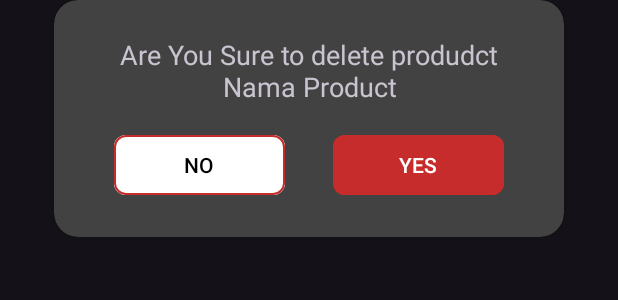
After one commit to RizkiPram/MovieApp, an Android app: the layout bottom_dialog.xml on its own in the app's theme, with its tools: preview values and no code run, on a phone screen of 412 x 824 dp. The commit adds this screen. Shown: the top 300 px of the screen. Run offline under Robolectric (Android 15) with nearby library versions, the phone set to English and light mode, and no system bars.

Commit message:
add logout dialog

```diff
--- a/app/src/main/java/com/example/movieapp/ui/MainActivity.kt
+++ b/app/src/main/java/com/example/movieapp/ui/MainActivity.kt
@@ -1,13 +1,20 @@
 package com.example.movieapp.ui
 
+import android.app.Dialog
 import android.content.Intent
 import android.os.Bundle
+import android.view.Gravity
 import android.view.View
+import android.view.ViewGroup
+import android.view.Window
+import android.view.WindowManager
+import android.widget.TextView
 import android.widget.Toast
 import androidx.activity.viewModels
 import androidx.appcompat.app.AppCompatActivity
 import androidx.lifecycle.ViewModelProvider
 import androidx.recyclerview.widget.LinearLayoutManager
+import com.example.movieapp.R
 import com.example.movieapp.adapter.NowPlayingAdapter
 import com.example.movieapp.adapter.UpcomingAdapter
 import com.example.movieapp.data.local.datastore.UserPreferences
@@ -19,6 +26,7 @@ import com.example.movieapp.viewmodel.AuthViewModel
 import com.example.movieapp.viewmodel.AuthViewModelFactory
 import com.example.movieapp.viewmodel.MainViewModel
 import com.example.movieapp.viewmodel.ViewModelFactory
+import com.google.android.material.button.MaterialButton
 
 class MainActivity : AppCompatActivity() {
     private lateinit var binding: ActivityMainBinding
@@ -82,9 +90,7 @@ class MainActivity : AppCompatActivity() {
             }
         }
         binding.btnLogout.setOnClickListener {
-            authViewModel.logout()
-            startActivity(Intent(this@MainActivity, LoginActivity::class.java))
-            finish()
+            showLogoutDialog()
         }
 
     }
@@ -132,4 +138,25 @@ class MainActivity : AppCompatActivity() {
         intent.putExtra(DetailMovieActivity.MOVIE_ID, id)
         startActivity(intent)
     }
+    private fun showLogoutDialog(){
+        val dialog = Dialog(this)
+        dialog.requestWindowFeature(Window.FEATURE_NO_TITLE)
+        dialog.setContentView(R.layout.bottom_dialog)
+        dialog.window?.setDimAmount(0.8f)
+        dialog.window?.addFlags(WindowManager.LayoutParams.FLAG_DIM_BEHIND)
+        dialog.show()
+        dialog.window?.setLayout(
+            ViewGroup.LayoutParams.MATCH_PARENT, ViewGroup.LayoutParams.WRAP_CONTENT
+        )
+        dialog.window?.setGravity(Gravity.CENTER)
+        dialog.findViewById<TextView>(R.id.tvDesc).text = "Are You Sure Want to Logout?"
+        dialog.findViewById<MaterialButton>(R.id.btnYes)?.setOnClickListener {
+            authViewModel.logout()
+            startActivity(Intent(this,LoginActivity::class.java))
+            finish()
+        }
+        dialog.findViewById<MaterialButton>(R.id.btnNo)?.setOnClickListener {
+            dialog.cancel()
+        }
+    }
 }
--- /dev/null
+++ b/app/src/main/res/layout/bottom_dialog.xml
@@ -0,0 +1,63 @@
+<?xml version="1.0" encoding="utf-8"?>
+<androidx.cardview.widget.CardView xmlns:android="http://schemas.android.com/apk/res/android"
+    xmlns:app="http://schemas.android.com/apk/res-auto"
+    xmlns:tools="http://schemas.android.com/tools"
+    android:layout_width="match_parent"
+    android:layout_height="wrap_content"
+    android:layout_marginHorizontal="36dp"
+    android:elevation="8dp"
+    app:cardCornerRadius="16dp">
+
+    <androidx.constraintlayout.widget.ConstraintLayout
+        android:layout_width="match_parent"
+        android:layout_height="wrap_content"
+        android:padding="24dp">
+
+        <TextView
+            android:id="@+id/tvDesc"
+            android:layout_width="0dp"
+            android:layout_height="wrap_content"
+            android:layout_marginHorizontal="16dp"
+            android:textAlignment="center"
+            android:textSize="18sp"
+            app:layout_constraintEnd_toEndOf="parent"
+            app:layout_constraintStart_toStartOf="parent"
+            app:layout_constraintTop_toTopOf="parent"
+            tools:text="Are You Sure to delete produdct Nama Product" />
+
+        <com.google.android.material.button.MaterialButton
+            android:id="@+id/btnNo"
+            android:layout_width="0dp"
+            android:layout_height="wrap_content"
+            android:layout_margin="16dp"
+            app:cornerRadius="8dp"
+            android:text="NO"
+            android:textColor="@color/black"
+            android:backgroundTint="@color/white"
+            app:strokeWidth="1dp"
+            app:strokeColor="@color/red_alert"
+            app:layout_constraintEnd_toStartOf="@id/guideLine"
+            app:layout_constraintStart_toStartOf="parent"
+            app:layout_constraintTop_toBottomOf="@id/tvDesc" />
+
+        <com.google.android.material.button.MaterialButton
+            android:id="@+id/btnYes"
+            android:layout_width="0dp"
+            android:layout_height="wrap_content"
+            android:layout_margin="16dp"
+            android:text="YES"
+            android:textColor="@color/white"
+            app:cornerRadius="8dp"
+            android:backgroundTint="@color/red_alert"
+            app:layout_constraintEnd_toEndOf="parent"
+            app:layout_constraintStart_toEndOf="@id/guideLine"
+            app:layout_constraintTop_toBottomOf="@id/tvDesc" />
+
+        <androidx.constraintlayout.widget.Guideline
+            android:id="@+id/guideLine"
+            android:layout_width="wrap_content"
+            android:layout_height="wrap_content"
+            android:orientation="vertical"
+            app:layout_constraintGuide_percent="0.5" />
+    </androidx.constraintlayout.widget.ConstraintLayout>
+</androidx.cardview.widget.CardView>
```
